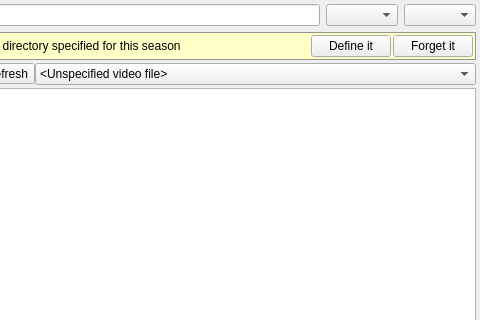
Old version of the form showdetailwidget.ui in the repository Guid75/betaseeker; both pictures show x 285 to 765 and y 0 to 320 of the 765 by 429 pixel window.
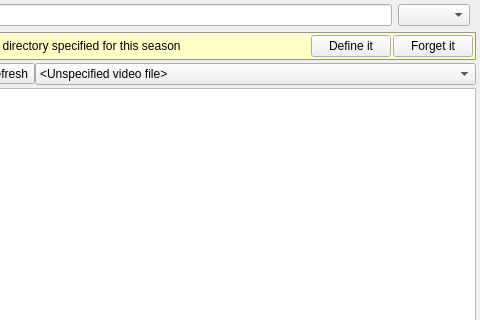
New version of the form. Icons and pictures are not drawn.

Commit message: Subtitles are displayed in language nodes

What changed in the file:
```diff
--- a/showdetailwidget.ui
+++ b/showdetailwidget.ui
@@ -26,9 +26,6 @@
    <property name="bottomMargin">
     <number>4</number>
    </property>
-   <item row="0" column="2">
-    <widget class="QComboBox" name="comboBoxLang"/>
-   </item>
    <item row="0" column="1">
     <widget class="QComboBox" name="comboBoxEpisode"/>
    </item>
```
Left out of the diff: 68 changed lines with no effect on the pictures. The commit also changes 1 other file.
